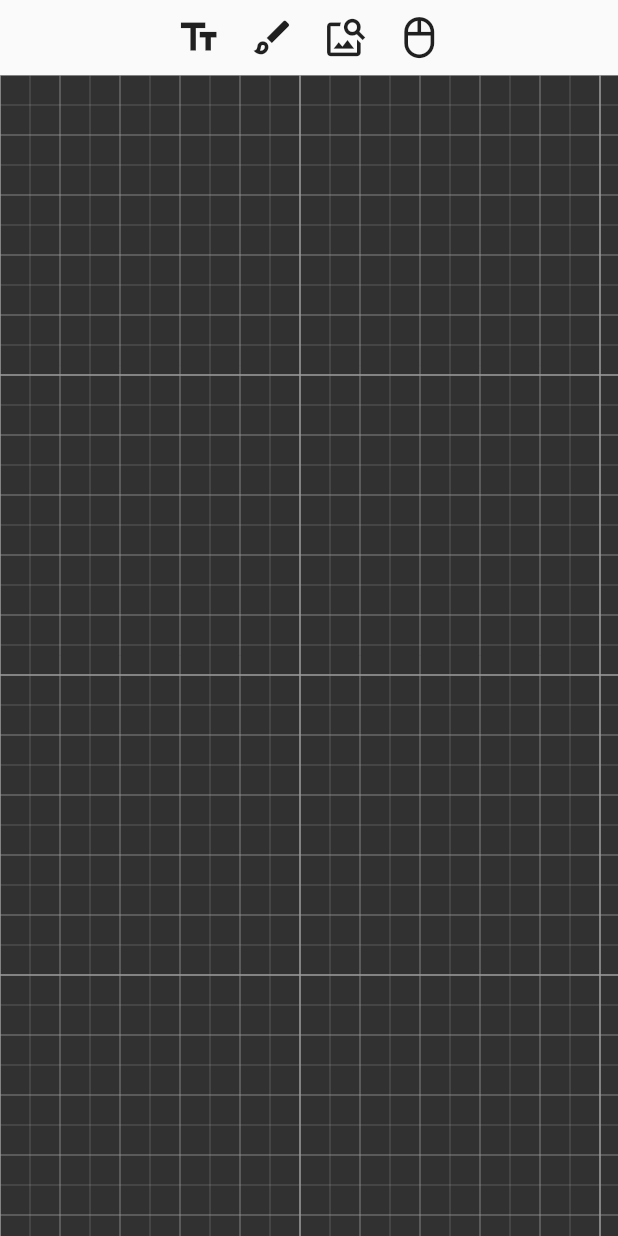
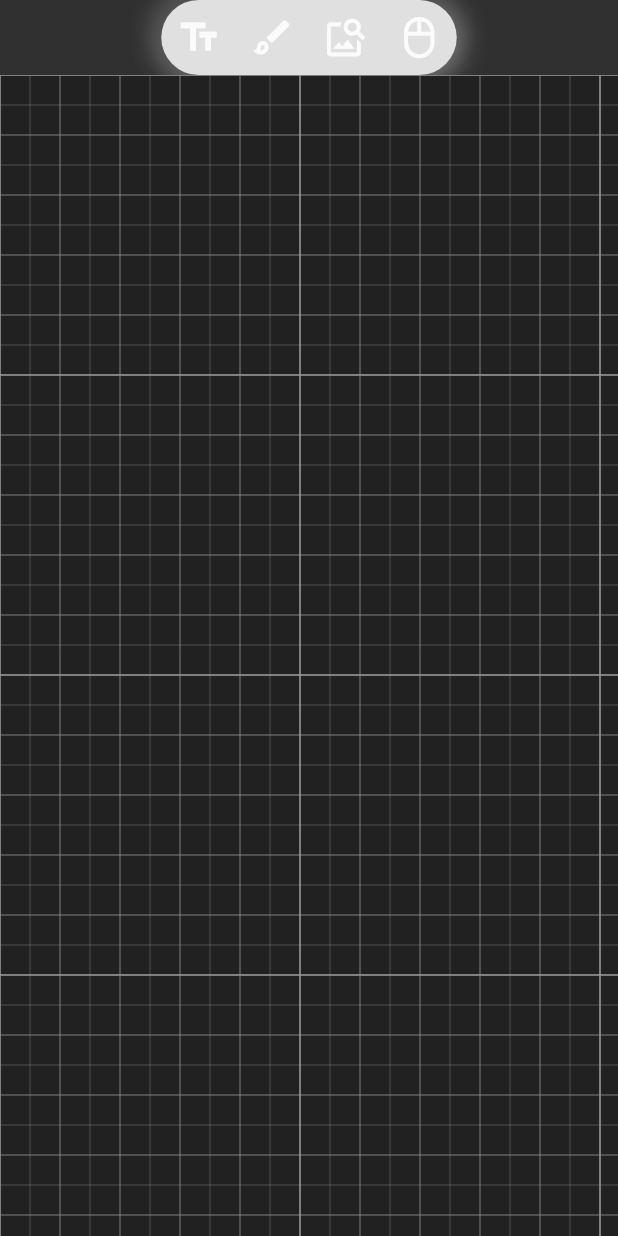
Before and after one commit to Skynse/memeity, a Flutter app: the screen it shows after launch, on a phone screen of 412 x 824 dp. Run offline on Flutter 3.47's test engine with Material 2 defaults, Android fonts, the phone set to English and light mode, and no system bars; our stand-ins replace file_picker; missing offline and left inert: resizable_widget.

Commit message:
add decorations to toolbar

```diff
--- a/lib/editor.dart
+++ b/lib/editor.dart
@@ -35,7 +35,8 @@ class _EditorState extends State<Editor> {
           child: Stack(
             children: <Widget>[
                   Container(
-                    color: Color.fromARGB(255, 49, 49, 49),
+                    //neumorphic effect,
+                    color: Colors.grey[900],
                     child: GridPaper(
                       color: Colors.grey,
                       interval: 200,
@@ -62,7 +63,12 @@ class _EditorState extends State<Editor> {
   void addTool(Tools tool, pos) async {
     switch (tool) {
       case Tools.text:
-        var field = TextButton(onPressed: () {}, child: Text("TEXT HERE"));
+        var field = TextButton(
+            onPressed: () {},
+            child: Text(
+              "TEXT HERE",
+              style: TextStyle(color: Color.fromARGB(255, 70, 70, 70)),
+            ));
         var txt = CustomText(
           id: tree.length,
           editor: this.widget,
--- a/lib/main.dart
+++ b/lib/main.dart
@@ -25,10 +25,11 @@ class MainView extends StatelessWidget {
       title: 'Memeity',
       theme: ThemeData(
         // dark theme
+        brightness: Brightness.dark,
         iconTheme: const IconThemeData(
-          color: Color.fromARGB(255, 206, 11, 95),
+          color: Colors.black,
         ),
-        primarySwatch: Colors.grey,
+        primarySwatch: Colors.indigo,
         visualDensity: VisualDensity.adaptivePlatformDensity,
       ),
       home: Row(children: [
--- a/lib/toolbar.dart
+++ b/lib/toolbar.dart
@@ -37,7 +37,26 @@ class _ToolBarState extends State<ToolBar> {
         // limit
         children: [
           //toggle button with icon
-          ToggleButtons(
+          Container(
+            decoration: BoxDecoration(
+              borderRadius: BorderRadius.circular(50),
+              color: Colors.grey[300],
+              boxShadow: [
+                BoxShadow(
+                  color: Colors.grey[500]!,
+                  spreadRadius: 1,
+                  blurRadius: 15,
+                  offset: Offset(1, 1), // changes position of shadow
+                ),
+                const BoxShadow(
+                  color: Color.fromARGB(255, 75, 75, 75),
+                  offset: Offset(-4, -4),
+                  blurRadius: 15,
+                  spreadRadius: 1,
+                ),
+              ],
+            ),
+            child: ToggleButtons(
               borderColor: Colors.transparent,
               children: const <Widget>[
                 Icon(
@@ -91,6 +110,7 @@ class _ToolBarState extends State<ToolBar> {
               },
               isSelected: _isSelected,
             ),
+          ),
         ],
       ),
     );
--- a/pubspec.yaml
+++ b/pubspec.yaml
@@ -35,6 +35,7 @@ dependencies:
   # Use with the CupertinoIcons class for iOS style icons.
   cupertino_icons: ^1.0.2
   file_picker: ^4.3.3
+  resizable_widget: ^1.0.5
 
 dev_dependencies:
   flutter_test:
```
Also changed, not shown: lib/node.dart (+31 -31 lines), pubspec.lock. Lines whose indentation alone changed are shown as unchanged.
